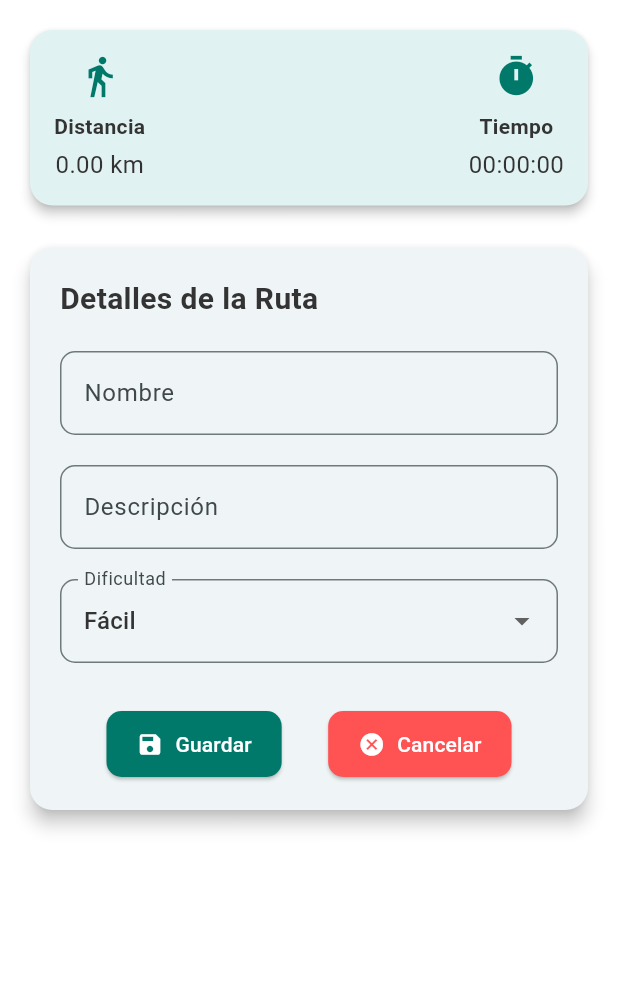
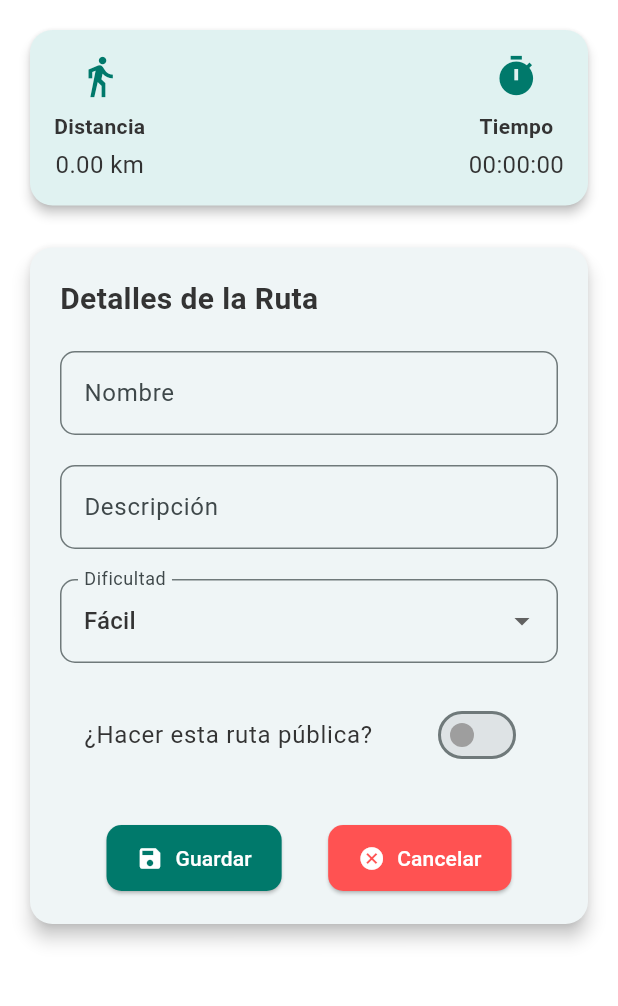
Before and after one commit to ignaciovillela/iTrek-backend, a Flutter app: the RutaFormPage screen opened directly with empty values, on a phone screen of 412 x 824 dp, the part 84-1090 px from its top. Run offline on Flutter 3.47's test engine with Material 3 defaults, Android fonts, the phone set to English and light mode, and no system bars; our stand-ins replace app_links, flutter_dotenv, flutter_local_notifications, flutter_map, flutter_svg, geolocator and 4 more; accounts and stored records are empty; network calls fail.

Commit message:
Se agrega descripcion ruta publica o privada

```diff
--- a/lib/pages/route/route_detail.dart
+++ b/lib/pages/route/route_detail.dart
@@ -433,6 +433,20 @@ class _DetalleRutaScreenState extends State<DetalleRutaScreen> {
                           Text('Tiempo estimado: ${widget.ruta['tiempo_estimado_minutos']} horas'),
                         ],
                       ),
+                      const SizedBox(height: 10),
+                      Row(
+                        children: [
+                          Icon(
+                            widget.ruta['publica'] == true ? Icons.public : Icons.lock,
+                            color: widget.ruta['publica'] == true ? Colors.green : Colors.red,
+                          ),
+                          const SizedBox(width: 10),
+                          Text(
+                            widget.ruta['publica'] == true ? 'Pública' : 'Privada',
+                            style: const TextStyle(fontSize: 16),
+                          ),
+                        ],
+                      )
                     ],
                   ),
                 ),
--- a/lib/pages/route/route_register.dart
+++ b/lib/pages/route/route_register.dart
@@ -113,7 +113,7 @@ Future<int?> postRuta(Map<String, dynamic> rutaData) async {
 
 // Función para actualizar la ruta con datos adicionales usando PATCH
 Future<void> _updateRuta(int id, String nombre, String descripcion,
-    String dificultad, double distanciaKm, int tiempoEstimadoMinutos) async {
+    String dificultad, double distanciaKm, int tiempoEstimadoMinutos, bool publica) async {
   await makeRequest(
     method: PATCH,
     url: ROUTE_DETAIL,
@@ -124,6 +124,7 @@ Future<void> _updateRuta(int id, String nombre, String descripcion,
       'dificultad': dificultad,
       'distancia_km': distanciaKm,
       'tiempo_estimado_minutos': tiempoEstimadoMinutos,
+      'publica': publica,
     },
     onOk: (response) {
       print('Ruta actualizada con éxito');
@@ -446,6 +447,7 @@ class RegistrarRutaState extends State<RegistrarRuta> {
               rutaData['dificultad'],
               _distanceTraveled / 1000,
               _seconds ~/ 60,
+              rutaData['publica'],
             );
             Navigator.of(context).pop();
           },
--- a/lib/pages/route/route_register_form.dart
+++ b/lib/pages/route/route_register_form.dart
@@ -26,6 +26,7 @@ class _RutaFormPageState extends State<RutaFormPage> {
   String _nombre = '';
   String _descripcion = '';
   String _dificultad = 'facil';
+  bool _esPublica = false;
 
   @override
   Widget build(BuildContext context) {
@@ -143,6 +144,18 @@ class _RutaFormPageState extends State<RutaFormPage> {
                           });
                         },
                       ),
+                      const SizedBox(height: 20),
+                      SwitchListTile(
+                        title: const Text('¿Hacer esta ruta pública?'),
+                        value: _esPublica,
+                        onChanged: (bool value) {
+                          setState(() {
+                            _esPublica = value;
+                          });
+                        },
+                        activeColor: Colors.teal.shade700,
+                        inactiveThumbColor: Colors.grey,
+                      ),
                       const SizedBox(height: 30),
                       Row(
                         mainAxisAlignment: MainAxisAlignment.spaceEvenly,
@@ -155,6 +168,7 @@ class _RutaFormPageState extends State<RutaFormPage> {
                                   "nombre": _nombre,
                                   "descripcion": _descripcion,
                                   "dificultad": _dificultad,
+                                  "publica": _esPublica
                                 };
                                 widget.onSave(rutaData);
                               }
```
